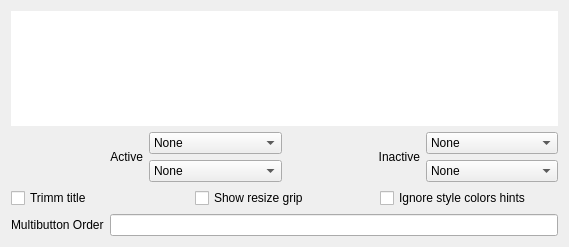
First picture: the form in kwin/configdialog.ui, repository deiv/bespin-pkg, before the edit.
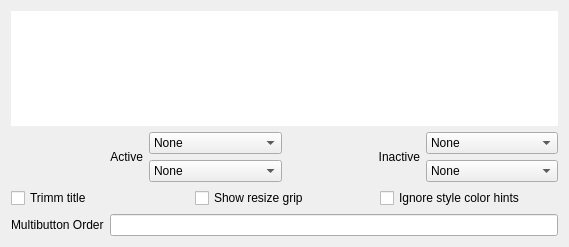
Second picture: the form after the edit.

Diff of the .ui file:
```diff
--- a/kwin/configdialog.ui
+++ b/kwin/configdialog.ui
@@ -222,7 +222,7 @@
      <item>
       <widget class="QCheckBox" name="forceUserColors" >
        <property name="text" >
-        <string>Ignore style colors hints</string>
+        <string>Ignore style color hints</string>
        </property>
       </widget>
      </item>
```
